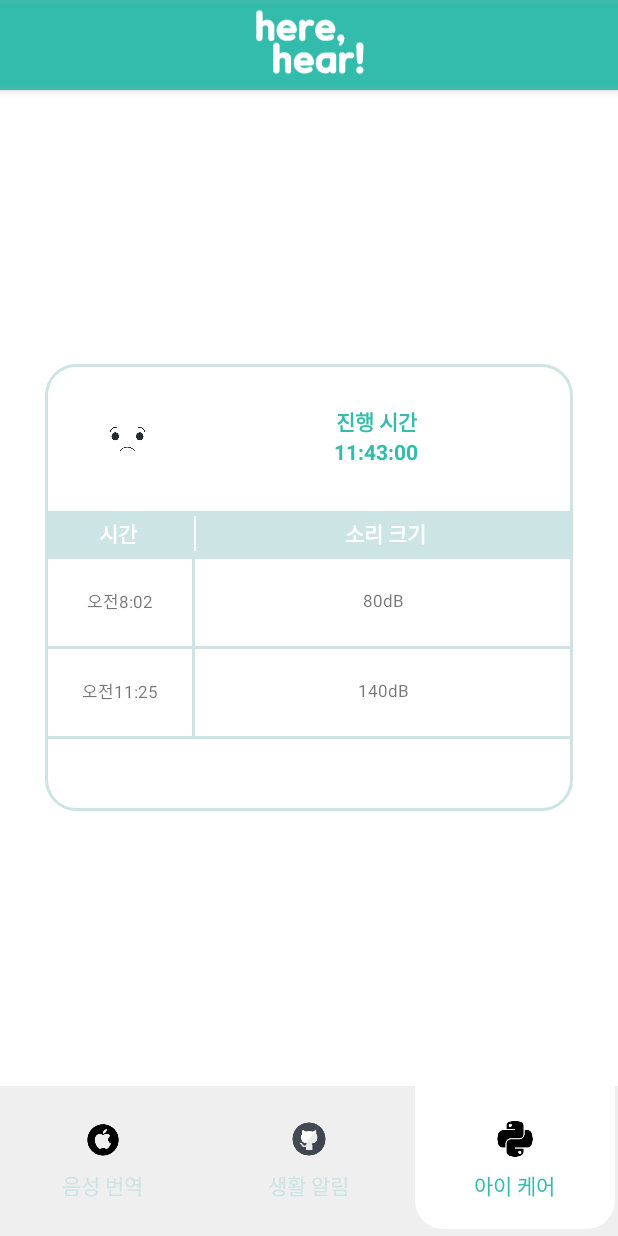
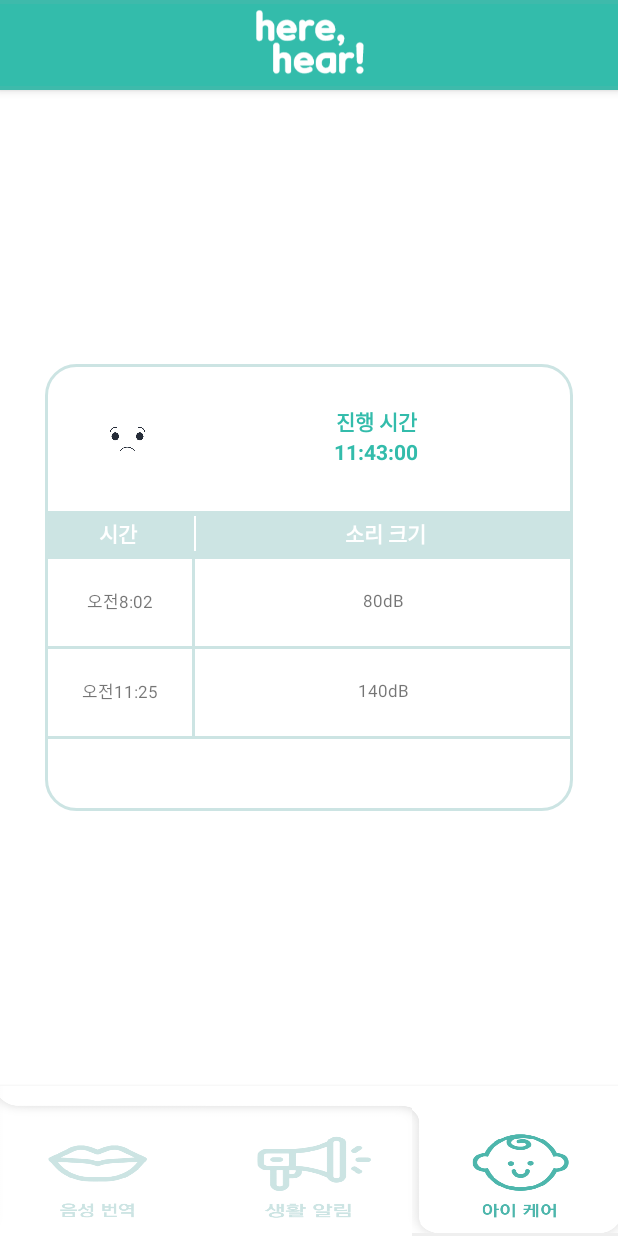
Before and after one commit to allcle/JCP, an Android app: the screen it shows after launch (MainActivity), item 3 of the bottom bar chosen, on a phone screen of 412 x 824 dp. Run offline under Robolectric (Android 15) with nearby library versions, the phone set to English and light mode, and no system bars.

Commit message:
res 정리, TabLayout UI 이미지 적용 및 구조 개편(MainActivity), selector xml 이미지 삭제

```diff
--- a/2. Programming_workspace/HereHear/app/src/main/java/com/jcp/herehear/Activity/MainActivity.java
+++ b/2. Programming_workspace/HereHear/app/src/main/java/com/jcp/herehear/Activity/MainActivity.java
@@ -4,10 +4,14 @@ import androidx.appcompat.app.AppCompatActivity;
 import androidx.fragment.app.Fragment;
 import androidx.fragment.app.FragmentManager;
 import androidx.fragment.app.FragmentPagerAdapter;
+import androidx.viewpager.widget.PagerAdapter;
 import androidx.viewpager.widget.ViewPager;
 
+import android.media.Image;
 import android.os.Bundle;
+import android.widget.ImageView;
 
+import com.google.android.material.appbar.AppBarLayout;
 import com.google.android.material.tabs.TabLayout;
 import com.jcp.herehear.Fragment.CryFragment;
 import com.jcp.herehear.Fragment.DangerFragment;
@@ -31,28 +35,34 @@ public class MainActivity extends AppCompatActivity {
 
     /* 멤버변수 */
     private ViewPager mViewPager;           // 뷰 페이저
+    private AppBarLayout mAppLayout;        // App 바 레이아웃
     private TabLayout mTabLayout;           // 탭 레이아웃
+    private ImageView imgStt;               // 번역하기 탭 이미지뷰
+    private ImageView imgDanger;            // 위험소리 탭 이미지뷰
+    private ImageView imgCry;               // 울음소리 탭 이미지뷰
 
     /* 탭 번호 정의 - 0.번역, 1.위험소리, 2.울음소리 */
     private final int TAB_DICTATE = 0;
     private final int TAB_DANGER = 1;
     private final int TAB_CRY = 2;
 
-    /* 탭 아이콘 파일 정의 */
-    private int tabIcons[] = {
-            R.drawable.icon_dictate,
-            R.drawable.icon_danger,
-            R.drawable.icon_cry
-    };
+    /* 탭 메뉴 파일 정의 */
+    private int tabImg[][] = {
 
-    /* 탭 아이콘-비선택 파일 정의 */
-    private final int tabIcons_unSelected[] = {
             /*
 
-                선택되지 않았을 때 아이콘의 파일 기록할 것.
-                ex:) 불투명한 버전 아이콘
+                2차원 배열의 첫번째 인덱스는 현재 결정해주어야 할 탭의 인덱스
+                2차원 배열의 두번째 인덱스는 현재 선택된 탭의 인덱스
+
+                ex:) cry fragment 가 선택된 상태에서 stt 탭의 이미지
+                tabImg[TAB_DICTATE][TAB_CRY];
+                tabImg[결정해야할 탭][현재 선택된 탭]
 
             */
+
+            {R.drawable.tab_stt_selected_stt, R.drawable.tab_stt_selected_danger, R.drawable.tab_stt_selected_cry},
+            {R.drawable.tab_danger_selected_stt, R.drawable.tab_danger_selected_danger, R.drawable.tab_danger_selected_cry},
+            {R.drawable.tab_cry_selected_stt, R.drawable.tab_cry_selected_danger, R.drawable.tab_cry_selected_cry}
     };
 
 
@@ -69,44 +79,10 @@ public class MainActivity extends AppCompatActivity {
         setContentView(R.layout.activity_main);
 
         /* ViewPager 및 TabLayout 세팅 */
+        mAppLayout = findViewById(R.id.MainActivity_AppBarLayout_barLayout);
         mViewPager = findViewById(R.id.MainActivity_ViewPager_viewPager);
         mTabLayout = findViewById(R.id.MainActivity_TabLayout_tabLayout);
-        setViewPager(mViewPager);
-        setTabLayout(mTabLayout, mViewPager);
-
-    }
-
-    /*
-
-        TabLayout과 ViewPager를 연동하고
-        탭 레이아웃의 세팅(아이콘, 탭 선택/비선택 시 동작)
-
-    */
-    private void setTabLayout(TabLayout tabLayout, ViewPager viewPager) {
-
-        tabLayout.setupWithViewPager(viewPager);
-        tabLayout.getTabAt(TAB_DICTATE).setIcon(tabIcons[TAB_DICTATE]);
-        tabLayout.getTabAt(TAB_DANGER).setIcon(tabIcons[TAB_DANGER]);
-        tabLayout.getTabAt(TAB_CRY).setIcon(tabIcons[TAB_CRY]);
-        tabLayout.addOnTabSelectedListener(new TabLayout.OnTabSelectedListener() {
-            @Override
-            public void onTabSelected(TabLayout.Tab tab) {
-                /* 현재 탭이 선택 되었을 때 */
-                int pos = tab.getPosition();
-
-
-            }
-
-            @Override
-            public void onTabUnselected(TabLayout.Tab tab) {
-                /* 현재 탭이 비선택 되었을 때 */
-            }
-
-            @Override
-            public void onTabReselected(TabLayout.Tab tab) {
-                /* 현재 탭이 다시 선택 되었을 때 */
-            }
-        });
+        setViewPager(mViewPager, mTabLayout);
 
     }
 
@@ -118,13 +94,68 @@ public class MainActivity extends AppCompatActivity {
         ViewPager 에 페이지 어댑터를 장착
 
     */
-    public void setViewPager(ViewPager viewPager){
+    public void setViewPager(final ViewPager viewPager, final TabLayout tabLayout) {
 
-        MainPageAdapter adapter = new MainPageAdapter(getSupportFragmentManager());
+        final MainPageAdapter adapter = new MainPageAdapter(getSupportFragmentManager());
         adapter.addFragment(new SttFragment(), "음성 번역");
         adapter.addFragment(new DangerFragment(), "생활 알림");
         adapter.addFragment(new CryFragment(), "아이 케어");
         viewPager.setAdapter(adapter);
+        tabLayout.setupWithViewPager(viewPager);
+        setupTabCustomView(tabLayout, adapter);
+        viewPager.addOnPageChangeListener(new ViewPager.OnPageChangeListener() {
+            @Override
+            public void onPageScrolled(int position, float positionOffset, int positionOffsetPixels) {
+
+            }
+
+            @Override
+            public void onPageSelected(int selectedIdx) {
+
+                /*
+                    각 페이지가 선택될 때 마다 이벤트를 정의한다.
+
+                    탭의 이미지를 갱신함.
+
+                */
+
+                int pageSize = adapter.getCount();
+                for (int currentIdx = 0; currentIdx < pageSize; currentIdx++) {
+                    TabLayout.Tab tab = tabLayout.getTabAt(currentIdx);
+                    ImageView tpImg = (ImageView) tab.getCustomView();
+                    tpImg.setImageResource(
+                            tabImg[currentIdx][selectedIdx]
+                    );
+                    tab.setCustomView(tpImg);
+
+                }
+
+            }
+
+            @Override
+            public void onPageScrollStateChanged(int state) {
+
+            }
+        });
+
+
+    }
+
+    /* 각 탭 뷰의 커스텀뷰를 셋업 */
+    private void setupTabCustomView(TabLayout tabLayout, PagerAdapter adapter) {
+
+        mAppLayout.setExpanded(true, true);
+        int pageSize = adapter.getCount();
+        for (int currentIdx = 0; currentIdx < pageSize; currentIdx++) {
+            TabLayout.Tab tab = tabLayout.getTabAt(currentIdx);
+            ImageView tpImg = new ImageView(this);
+            /* 이미지 가로 스케일 맞춘다 */
+            tpImg.setScaleType(ImageView.ScaleType.FIT_XY);
+            tpImg.setImageResource(
+                    tabImg[currentIdx][TAB_DICTATE]
+            );
+            tab.setCustomView(tpImg);
+        }
 
     }
 
@@ -134,7 +165,7 @@ public class MainActivity extends AppCompatActivity {
         프래그먼트 페이지 어댑터 - 내부클래스로 구현
 
     */
-    private class MainPageAdapter extends FragmentPagerAdapter{
+    private class MainPageAdapter extends FragmentPagerAdapter {
 
         /* 멤버변수 */
         private final List<Fragment> mFragmentList = new ArrayList<>();
@@ -146,14 +177,15 @@ public class MainActivity extends AppCompatActivity {
         }
 
         /* ViewPager에 새로운 Fragment를 추가한다. */
-        public void addFragment(Fragment fragment, String title){
+        public void addFragment(Fragment fragment, String title) {
             mFragmentList.add(fragment);
             mFragmentTitleList.add(title);
         }
 
         /* position에 해당하는 Fragment의 title을 반환하다. */
-        public String getPageTitle(int position){
-            return mFragmentTitleList.get(position);
+        public String getPageTitle(int position) {
+            return "";
+//            return mFragmentTitleList.get(position);
         }
 
         /* position에 해당하는 Fragment를 반환한다. */
--- a/2. Programming_workspace/HereHear/app/src/main/res/drawable/menu_border_bottom.xml
+++ /dev/null
@@ -1,61 +0,0 @@
-<?xml version="1.0" encoding="utf-8"?>
-
-
-<!--    <item android:top="5dp"/>-->
-
-<!--    <border>-->
-<!--        <stroke android:color="@color/shadow"-->
-<!--            android:width="5dp" ></stroke>\-->
-<!--    -->
-<layer-list xmlns:android="http://schemas.android.com/apk/res/android">
-<item>
-    <shape android:shape="rectangle">
-        <solid android:color="@color/shadow" />
-    </shape>
-</item>
-<!--    밥그릇 뒤 배경-->
-
-
-        <item android:top="-10dp" android:right="0dp" android:left="0dp" android:bottom="3dp"
-
-           >
-                                                                                                                                                                                                             >
-
-
-            <shape android:shape="rectangle"  android:elevation="5dp">
-                <solid android:color="@color/background" />
-                <corners
-                    android:bottomLeftRadius="20dp"
-                    android:bottomRightRadius="20dp"/>
-                <padding
-                    android:left="10dp"
-                    android:right="10dp"
-                    android:top="10dp"
-                    android:bottom="10dp"/>
-                <margin
-                    android:left="0dp"
-                    android:right="0dp"
-                    android:top="0dp"
-                    />
-                <stroke android:width="2dp"
-                    android:color="@color/shadow"/>
-            </shape>
-        </item>
-<!--    <item android:name="android:windowContentOverlay">20dp</item>-->
-<!--    <item android:name="android:windowContentOverlay">20dp</item>-->
-    </layer-list>
-
-
-
-
-
-
-
-
-
-
-
-
-
-<!--    &lt;!&ndash;배경색&ndash;&gt;-->
-<!--    <solid android:color="@color/background"/>-->
--- a/2. Programming_workspace/HereHear/app/src/main/res/drawable/tab_border_top_unselect.xml
+++ /dev/null
@@ -1,24 +0,0 @@
-<?xml version="1.0" encoding="utf-8"?>
-
-<layer-list xmlns:android="http://schemas.android.com/apk/res/android">
-
-
-    <item>
-        <shape android:shape="rectangle">
-            <solid android:color="@color/shadow" />
-            <!--위에 볼더 탑-->
-        </shape>
-    </item>
-
-    <item android:top="0dp">
-
-        <shape android:shape="rectangle">
-
-            <solid android:color="@color/shadow" />
-<!--사각형 배경색-->
-        </shape>
-
-    </item>
-
-
-</layer-list>
--- a/2. Programming_workspace/HereHear/app/src/main/res/drawable/tab_selector.xml
+++ /dev/null
@@ -1,10 +0,0 @@
-<?xml version="1.0" encoding="utf-8"?>
-<selector xmlns:android="http://schemas.android.com/apk/res/android">
-
-    <item   android:drawable="@drawable/menu_border_bottom" android:state_selected="true"  >
-
-
-    </item>
-    <item android:drawable="@drawable/tab_border_top_unselect">
-    </item>
-</selector>
--- a/2. Programming_workspace/HereHear/app/src/main/res/layout/activity_main.xml
+++ b/2. Programming_workspace/HereHear/app/src/main/res/layout/activity_main.xml
@@ -29,7 +29,6 @@
             <!--            밑에 바 -->
 
             <androidx.viewpager.widget.ViewPager
-                android:elevation="4dp"
                 android:id="@+id/MainActivity_ViewPager_viewPager"
                 android:layout_width="match_parent"
                 android:layout_height="match_parent"
@@ -50,20 +49,31 @@
 
                 <!--                android:elevation="0dp"는 쉐도우 없애기 고민중입니다.-->
                 <!--                FIXME!-->
+                <!-- RippleColor : 선택 시 잔상 색, 일단 투명하게, 바꾸셔도됩니다 -->
                 <com.google.android.material.tabs.TabLayout
 
                     android:id="@+id/MainActivity_TabLayout_tabLayout"
                     android:layout_width="match_parent"
                     android:layout_height="@dimen/tabHeight"
-                    android:background="@color/background"
+                    android:background="#ffffff"
 
-                    app:tabBackground="@drawable/tab_selector"
-                    app:tabGravity="fill"
+                    app:tabPaddingBottom="2dp"
+                    app:tabPaddingEnd="-1dp"
+                    app:tabPaddingStart="-1dp"
+                    app:tabPaddingTop="-1dp"
+
+
                     app:tabIndicatorColor="@color/shadow"
                     app:tabIndicatorHeight="3dp"
+
+
+                    app:tabRippleColor="#00000000"
+
+                    app:tabGravity="fill"
                     app:tabMode="fixed"
-                    app:tabSelectedTextColor="@color/colorPrimary"
-                    app:tabTextColor="@color/SttFragment_dictate" />
+
+                    />
+
                 <!--                app:tabIndicatorColor="@color/shadow" 스토커 탭-->
             </com.google.android.material.appbar.AppBarLayout>
 
```
Also changed, not shown: 2. Programming_workspace/HereHear/app/src/main/res/drawable/tab_cry_selected_cry.png (added), 2. Programming_workspace/HereHear/app/src/main/res/drawable/tab_cry_selected_danger.png (added), 2. Programming_workspace/HereHear/app/src/main/res/drawable/tab_cry_selected_stt.png (added), 2. Programming_workspace/HereHear/app/src/main/res/drawable/tab_danger_selected_cry.png (added), 2. Programming_workspace/HereHear/app/src/main/res/drawable/tab_danger_selected_danger.png (added), 2. Programming_workspace/HereHear/app/src/main/res/drawable/tab_danger_selected_stt.png (added), 2. Programming_workspace/HereHear/app/src/main/res/drawable/tab_stt_selected_cry.png (added), 2. Programming_workspace/HereHear/app/src/main/res/drawable/tab_stt_selected_danger.png (added), 2. Programming_workspace/HereHear/app/src/main/res/drawable/tab_stt_selected_stt.png (added), 2. Programming_workspace/HereHear/app/src/main/res/tab_selector.xml (deleted).
